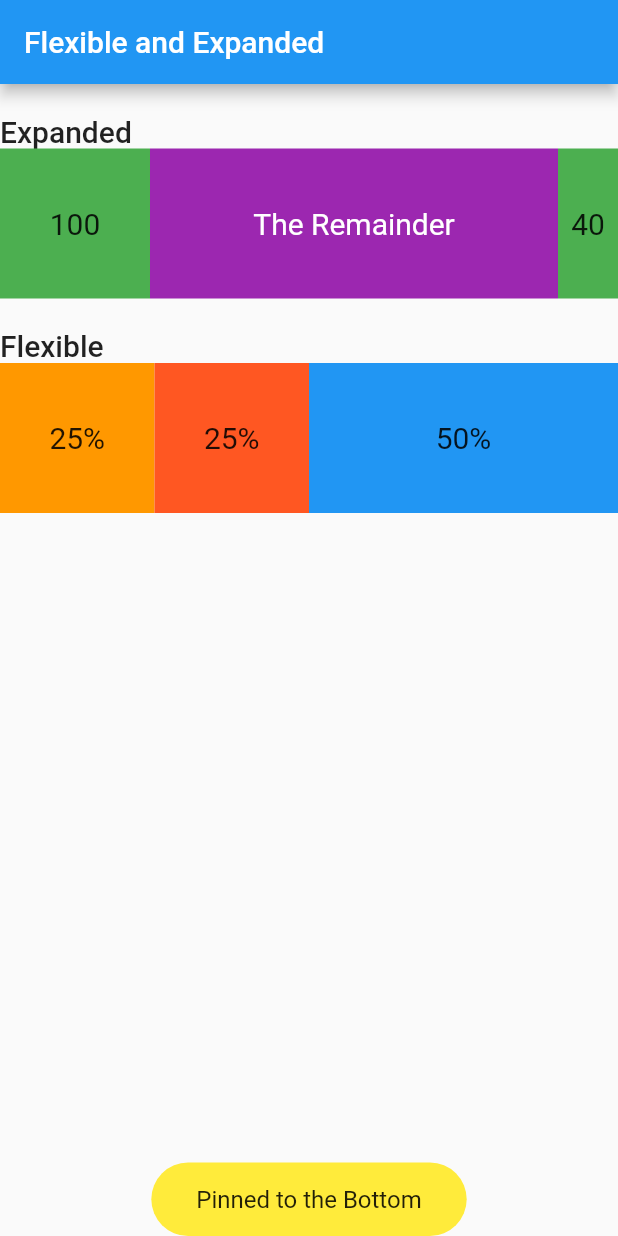
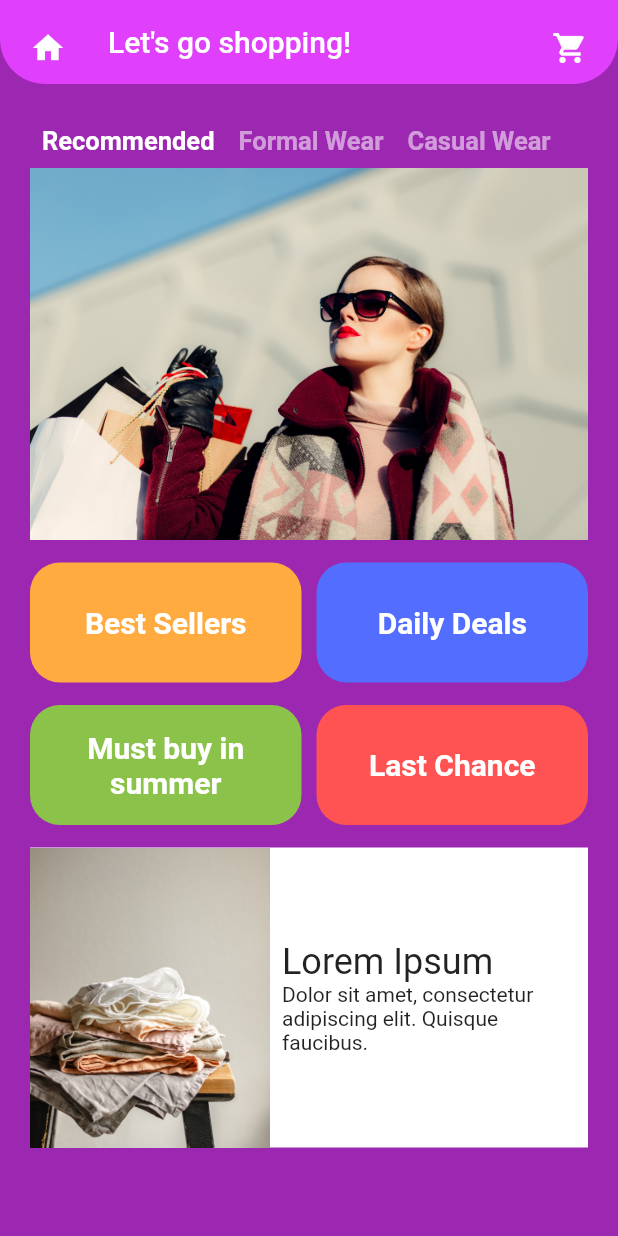
Before and after one commit to ssia279/flutter_cookbook, a Flutter app: the screen it shows after launch, on a phone screen of 412 x 824 dp. Run offline on Flutter 3.47's test engine with Material 2 defaults, Android fonts, the phone set to English and light mode, and no system bars; our stand-ins replace google_fonts.

Commit message:
complete chapter 4 exercise

```diff
--- a/chap_04/widget_tree/lib/main.dart
+++ b/chap_04/widget_tree/lib/main.dart
@@ -1,4 +1,6 @@
 import 'package:flutter/material.dart';
+import 'package:widget_tree/views/deep_tree.dart';
+import 'package:widget_tree/views/e_commerce_screen_before.dart';
 import 'package:widget_tree/views/flex_screen.dart';
 import 'package:widget_tree/views/profile_screen.dart';
 
@@ -13,7 +15,7 @@ class MyApp extends StatelessWidget {
   @override
   Widget build(BuildContext context) {
     return MaterialApp(
-      home: FlexScreen(),
+      home: ECommerceScreen(),
     );
   }
 }
--- /dev/null
+++ b/chap_04/widget_tree/lib/views/deep_tree.dart
@@ -0,0 +1,29 @@
+import 'package:flutter/material.dart';
+
+class DeepTree extends StatelessWidget {
+  @override
+  Widget build(BuildContext context) {
+    return Scaffold(
+      body: SafeArea(
+        child: Center(child: Column(
+          mainAxisAlignment: MainAxisAlignment.center,
+          children: [
+            Row(
+              mainAxisAlignment: MainAxisAlignment.center,
+              children: [
+                FlutterLogo(),
+                Text('Flutter is amazing.'),
+              ],
+            ),
+            Expanded(child: Container(
+              color: Colors.purple,
+            )),
+            Text('Its all widgets.'),
+            Text('Let\'s find out how deep the rabbit hole goes.'),
+          ],
+        )),
+      ),
+    );
+  }
+
+}
--- /dev/null
+++ b/chap_04/widget_tree/lib/views/e_commerce_screen_before.dart
@@ -0,0 +1,214 @@
+import 'package:flutter/material.dart';
+
+class ECommerceScreen extends StatelessWidget {
+  @override
+  Widget build(BuildContext context) {
+    return Scaffold(
+      backgroundColor: Colors.purple,
+      appBar: _buildAppBar(),
+      body: Padding(
+        padding: const EdgeInsets.all(20.0),
+        child: Column(
+          children: <Widget>[
+            _buildToggleBar(),
+            Image.asset('assets/woman_shopping.jpg'),
+            DealButtons(),
+            _buildProductTile(context),
+          ],
+        ),
+      ),
+    );
+  }
+
+  Container _buildProductTile(BuildContext context) {
+    return Container(
+            height: 200,
+            color: Colors.white,
+            child: Row(
+              children: <Widget>[
+                Image.asset(
+                  'assets/textiles.jpg',
+                  fit: BoxFit.fitHeight,
+                ),
+                Expanded(
+                  child: Padding(
+                    padding: const EdgeInsets.all(8.0),
+                    child: Column(
+                      mainAxisAlignment: MainAxisAlignment.center,
+                      crossAxisAlignment: CrossAxisAlignment.start,
+                      children: <Widget>[
+                        Text(
+                          'Lorem Ipsum',
+                          style: Theme.of(context).textTheme.headline5,
+                        ),
+                        Text(
+                            'Dolor sit amet, consectetur adipiscing elit. Quisque faucibus.')
+                      ],
+                    ),
+                  ),
+                )
+              ],
+            ),
+          );
+  }
+
+  Row _buildToggleBar() {
+    return Row(
+            children: <Widget>[
+              Padding(
+                padding: const EdgeInsets.all(8.0),
+                child: Text(
+                  'Recommended',
+                  style: TextStyle(
+                    color: Colors.white,
+                    fontSize: 17,
+                    fontWeight: FontWeight.bold,
+                  ),
+                ),
+              ),
+              Padding(
+                padding: const EdgeInsets.all(8.0),
+                child: Text(
+                  'Formal Wear',
+                  style: TextStyle(
+                    color: Colors.white54,
+                    fontSize: 17,
+                    fontWeight: FontWeight.bold,
+                  ),
+                ),
+              ),
+              Padding(
+                padding: const EdgeInsets.all(8.0),
+                child: Text(
+                  'Casual Wear',
+                  style: TextStyle(
+                    color: Colors.white54,
+                    fontSize: 17,
+                    fontWeight: FontWeight.bold,
+                  ),
+                ),
+              ),
+            ],
+          );
+  }
+
+  AppBar _buildAppBar() {
+    return AppBar(
+      backgroundColor: Colors.purpleAccent,
+      shape: RoundedRectangleBorder(
+          borderRadius: BorderRadius.vertical(bottom: Radius.circular(30))),
+      leading: Padding(
+        padding: const EdgeInsets.all(20.0),
+        child: Icon(Icons.home),
+      ),
+      title: Text('Let\'s go shopping!'),
+      elevation: 0,
+      actions: <Widget>[
+        Padding(
+          padding: const EdgeInsets.all(20.0),
+          child: Icon(Icons.shopping_cart),
+        )
+      ],
+    );
+  }
+}
+
+class DealButtons extends StatelessWidget {
+  const DealButtons({
+    Key? key,
+  }) : super(key: key);
+
+  @override
+  Widget build(BuildContext context) {
+    return Column(
+      children: [
+        SizedBox(height: 15),
+        Row(
+          children: <Widget>[
+            Expanded(
+              child: Container(
+                height: 80,
+                decoration: BoxDecoration(
+                    color: Colors.orangeAccent,
+                    borderRadius: BorderRadius.circular(20)),
+                child: Center(
+                    child: Text(
+                  'Best Sellers',
+                  style: TextStyle(
+                    color: Colors.white,
+                    fontSize: 20.0,
+                    fontWeight: FontWeight.bold,
+                  ),
+                )),
+              ),
+            ),
+            SizedBox(width: 10),
+            Expanded(
+              child: Container(
+                height: 80,
+                decoration: BoxDecoration(
+                    color: Colors.indigoAccent,
+                    borderRadius: BorderRadius.circular(20)),
+                child: Center(
+                    child: Text(
+                  'Daily Deals',
+                  style: TextStyle(
+                    color: Colors.white,
+                    fontSize: 20.0,
+                    fontWeight: FontWeight.bold,
+                  ),
+                )),
+              ),
+            )
+          ],
+        ),
+        SizedBox(height: 15),
+        Row(
+          children: <Widget>[
+            Expanded(
+              child: Container(
+                height: 80,
+                decoration: BoxDecoration(
+                    color: Colors.lightGreen,
+                    borderRadius: BorderRadius.circular(20)),
+                child: Padding(
+                  padding: const EdgeInsets.all(10.0),
+                  child: Center(
+                    child: Text(
+                      'Must buy in summer',
+                      textAlign: TextAlign.center,
+                      style: TextStyle(
+                        color: Colors.white,
+                        fontSize: 20.0,
+                        fontWeight: FontWeight.bold,
+                      ),
+                    ),
+                  ),
+                ),
+              ),
+            ),
+            SizedBox(width: 10),
+            Expanded(
+              child: Container(
+                height: 80,
+                decoration: BoxDecoration(
+                    color: Colors.redAccent,
+                    borderRadius: BorderRadius.circular(20)),
+                child: Center(
+                    child: Text(
+                  'Last Chance',
+                  style: TextStyle(
+                    color: Colors.white,
+                    fontSize: 20.0,
+                    fontWeight: FontWeight.bold,
+                  ),
+                )),
+              ),
+            )
+          ],
+        ),
+        SizedBox(height: 15),
+      ],
+    );
+  }
+}
--- a/chap_04/widget_tree/lib/views/profile_screen.dart
+++ b/chap_04/widget_tree/lib/views/profile_screen.dart
@@ -1,4 +1,5 @@
 import 'package:flutter/material.dart';
+import 'package:widget_tree/views/star.dart';
 
 class ProfileScreen extends StatelessWidget {
 
@@ -44,6 +45,7 @@ class ProfileScreen extends StatelessWidget {
             'Wolfram Barkovich',
             style: TextStyle(fontSize: 35, fontWeight: FontWeight.w600),
           ),
+          StarRating(value: 5),
           _buildDetailsRow('Age', '4'),
           _buildDetailsRow('Status', 'Good Boy'),
         ],
--- /dev/null
+++ b/chap_04/widget_tree/lib/views/star.dart
@@ -0,0 +1,70 @@
+import 'package:flutter/material.dart';
+
+class Star extends StatelessWidget {
+  final Color? color;
+  final double? size;
+
+  Star({Key? key, this.color, this.size}) : super(key: key);
+
+  @override
+  Widget build(BuildContext context) {
+    return SizedBox(
+      width: size,
+      height: size,
+      child: CustomPaint(
+        painter: _StarPainter(color?? Colors.orange),
+      ),
+    );
+  }
+
+}
+
+class _StarPainter extends CustomPainter {
+  final Color color;
+
+  _StarPainter(this.color);
+
+  @override
+  void paint(Canvas canvas, Size size) {
+    final paint = Paint()..color = color;
+
+    final path = Path();
+    path.moveTo(size.width * 0.5, 0);
+    path.lineTo(size.width * 0.618, size.height * 0.382);
+    path.lineTo(size.width, size.height * 0.382);
+    path.lineTo(size.width * 0.691, size.height * 0.618);
+    path.lineTo(size.width * 0.809, size.height);
+    path.lineTo(size.width * 0.5, size.height * 0.7639);
+    path.lineTo(size.width * 0.191, size.height);
+    path.lineTo(size.width * 0.309, size.height * 0.618);
+    path.lineTo(size.width * 0.309, size.height * 0.618);
+    path.lineTo(0, size.height * 0.382);
+    path.lineTo(size.width * 0.382, size.height * 0.382);
+
+    path.close();
+
+    canvas.drawPath(path, paint);
+  }
+
+  @override
+  bool shouldRepaint(covariant CustomPainter oldDelegate) {
+    return false;
+  }
+}
+
+class StarRating extends StatelessWidget {
+  final Color color;
+  final int value;
+  final double starSize;
+
+  const StarRating({Key? key, required this.value, this.color = Colors.deepOrange, this.starSize = 25}) : super(key: key);
+
+  @override
+  Widget build(BuildContext context) {
+    return Row(
+      children: List.generate(value, (_) => Padding(padding: EdgeInsets.all(2.0),
+        child: Star(color: color, size: starSize,),
+      )),
+    );
+  }
+}
```
Also changed, not shown: chap_04/widget_tree/assets/textiles.jpg (added), chap_04/widget_tree/assets/woman_shopping.jpg (added).
